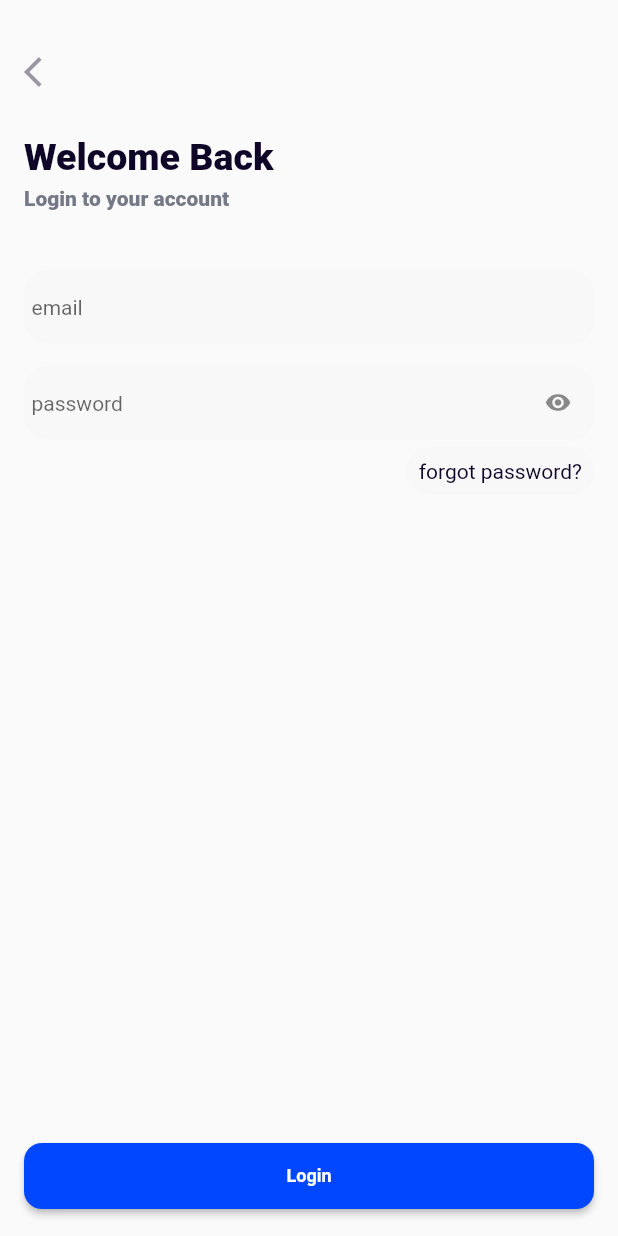
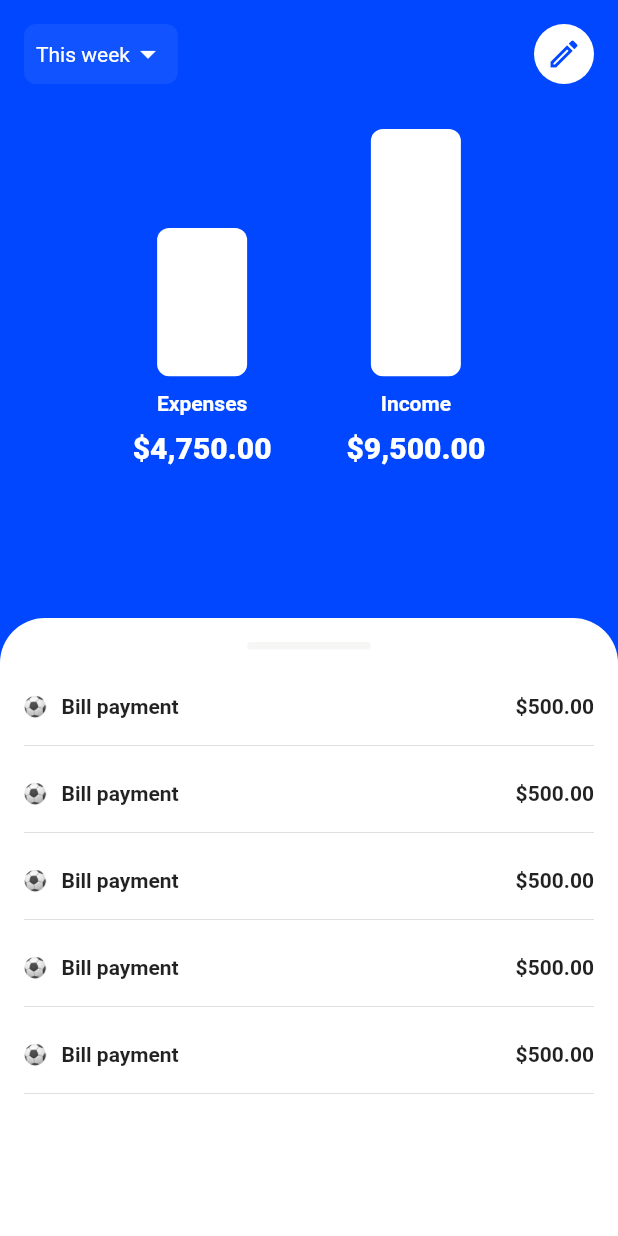
Before and after one commit to codes-untold/xafe, a Flutter app: the screen it shows after launch, on a phone screen of 412 x 824 dp. Run offline on Flutter 3.47's test engine with Material 2 defaults, Android fonts, the phone set to English and light mode, and no system bars.

Commit message:
ui/home_screen

```diff
--- a/lib/constants/app_constants.dart
+++ b/lib/constants/app_constants.dart
@@ -10,6 +10,7 @@ const Color appBlue = Color(0xff0047ff);
 const Color appGrey = Color(0xff9a96a4);
 const Color offWhite = Color(0xfff8f8f9);
 const Color textGrey = Color(0xff757886);
+const Color altGrey = Color(0xff757866);
 
 final allProviders = <SingleChildWidget>[
   ChangeNotifierProvider(create: (_) => AuthViewModel()),
--- a/lib/main.dart
+++ b/lib/main.dart
@@ -1,6 +1,7 @@
 import 'package:flutter/material.dart';
 import 'package:provider/provider.dart';
 import 'package:xafe/constants/app_constants.dart';
+import 'package:xafe/views/screens/home_screen.dart';
 import 'package:xafe/views/screens/sign_in.dart';
 import 'package:xafe/views/screens/sign_up.dart';
 import 'package:xafe/views/screens/splash_screen.dart';
@@ -8,8 +9,6 @@ import 'package:xafe/views/screens/splash_screen.dart';
 void main() {
   runApp(MultiProvider(
     providers: allProviders,
-    child: const MaterialApp(
-      home: SignInScreen(),
-    ),
+    child: const MaterialApp(home: HomeScreen()),
   ));
 }
--- /dev/null
+++ b/lib/views/screens/home_screen.dart
@@ -0,0 +1,178 @@
+import 'package:flutter/material.dart';
+import 'package:xafe/constants/app_constants.dart';
+import 'package:xafe/views/widgets/custom_text.dart';
+
+class HomeScreen extends StatelessWidget {
+  const HomeScreen({Key? key}) : super(key: key);
+
+  @override
+  Widget build(BuildContext context) {
+    Size size = MediaQuery.of(context).size;
+    return Scaffold(
+        backgroundColor: appBlue,
+        body: SafeArea(
+            child: Column(
+          children: [
+            Expanded(
+              child: Container(
+                  padding: const EdgeInsets.all(16),
+                  child: Column(
+                    children: [
+                      Row(
+                        mainAxisAlignment: MainAxisAlignment.spaceBetween,
+                        children: [
+                          Container(
+                            padding: const EdgeInsets.all(8),
+                            decoration: BoxDecoration(
+                                borderRadius: BorderRadius.circular(8),
+                                color: const Color(0x10ffffff)),
+                            child: Row(
+                              children: [
+                                CustomText.regular("This week",
+                                    color: appWhite),
+                                const Icon(
+                                  Icons.arrow_drop_down,
+                                  color: appWhite,
+                                )
+                              ],
+                            ),
+                          ),
+                          const CircleAvatar(
+                            radius: 20,
+                            backgroundColor: appWhite,
+                            child: Icon(
+                              Icons.edit_outlined,
+                              color: appBlue,
+                            ),
+                          ),
+                        ],
+                      ),
+                      const SizedBox(
+                        height: 30,
+                      ),
+                      Center(
+                        child: Row(
+                          crossAxisAlignment: CrossAxisAlignment.end,
+                          mainAxisSize: MainAxisSize.min,
+                          children: [
+                            Column(
+                              children: [
+                                Container(
+                                  decoration: BoxDecoration(
+                                      color: appWhite,
+                                      borderRadius: BorderRadius.circular(8)),
+                                  height: size.height * 0.12,
+                                  width: 60,
+                                ),
+                                const SizedBox(
+                                  height: 10,
+                                ),
+                                CustomText.bold("Expenses",
+                                    color: appWhite, fontSize: 14),
+                                const SizedBox(
+                                  height: 10,
+                                ),
+                                CustomText.extraBold("\$4,750.00",
+                                    color: appWhite, fontSize: 20),
+                              ],
+                            ),
+                            const SizedBox(
+                              width: 50,
+                            ),
+                            Column(
+                              children: [
+                                Container(
+                                  decoration: BoxDecoration(
+                                      color: appWhite,
+                                      borderRadius: BorderRadius.circular(8)),
+                                  height: size.height * 0.2,
+                                  width: 60,
+                                ),
+                                const SizedBox(
+                                  height: 10,
+                                ),
+                                CustomText.bold("Income",
+                                    color: appWhite, fontSize: 14),
+                                const SizedBox(
+                                  height: 10,
+                                ),
+                                CustomText.extraBold("\$9,500.00",
+                                    color: appWhite, fontSize: 20),
+                              ],
+                            ),
+                          ],
+                        ),
+                      ),
+                    ],
+                  )),
+            ),
+            Expanded(
+              child: Container(
+                width: double.infinity,
+                padding: const EdgeInsets.all(16),
+                child: Column(
+                  children: [
+                    Container(
+                      width: size.width * 0.2,
+                      height: 5,
+                      decoration: BoxDecoration(
+                          color: const Color(0x10757866),
+                          borderRadius: BorderRadius.circular(12)),
+                    ),
+                    const SizedBox(
+                      height: 30,
+                    ),
+                    Expanded(
+                      child: ListView.builder(
+                        itemBuilder: ((context, index) => Padding(
+                              padding: const EdgeInsets.only(bottom: 16),
+                              child: Column(
+                                children: [
+                                  Row(
+                                    mainAxisAlignment:
+                                        MainAxisAlignment.spaceBetween,
+                                    children: [
+                                      Row(
+                                        children: [
+                                          Row(
+                                            children: [
+                                              Image.asset(
+                                                "images/category_img1.png",
+                                                width: 15,
+                                              ),
+                                              const SizedBox(
+                                                width: 10,
+                                              ),
+                                              CustomText.medium("Bill payment")
+                                            ],
+                                          )
+                                        ],
+                                      ),
+                                      CustomText.medium("\$500.00")
+                                    ],
+                                  ),
+                                  const SizedBox(
+                                    height: 10,
+                                  ),
+                                  const Divider()
+                                ],
+                              ),
+                            )),
+                        itemCount: 5,
+                        shrinkWrap: true,
+                      ),
+                    )
+                  ],
+                ),
+                decoration: const BoxDecoration(
+                    color: appWhite,
+                    borderRadius: BorderRadius.only(
+                      topLeft: Radius.circular(30),
+                      topRight: Radius.circular(30),
+                    )),
+              ),
+            )
+          ],
+        )));
+  }
+}
--- a/pubspec.yaml
+++ b/pubspec.yaml
@@ -59,9 +59,9 @@ flutter:
   uses-material-design: true
 
   # To add assets to your application, add an assets section, like this:
-  # assets:
-  #   - images/a_dot_burr.jpeg
-  #   - images/a_dot_ham.jpeg
+  assets:
+    - images/
+
 
   # An image asset can refer to one or more resolution-specific "variants", see
   # https://flutter.dev/assets-and-images/#resolution-aware.
```
Also changed, not shown: images/category_img1.png (added), images/category_img2.png (added), images/category_img3.png (added), images/category_img4.png (added).
